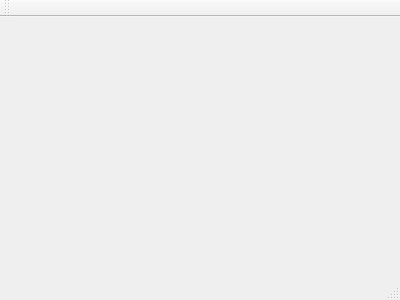
This is mainwindow.ui in gnyiri/process-monitor as Qt 5 draws it before an edit. The edited form follows.
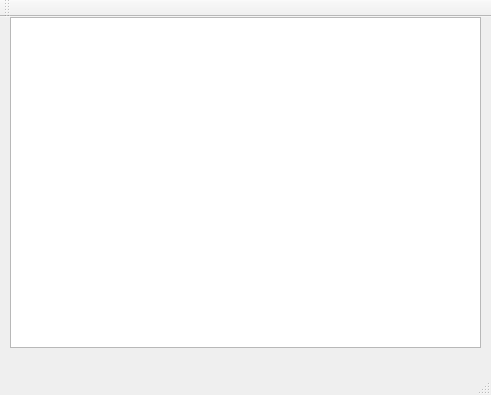
This is the edited form.

```diff
--- a/mainwindow.ui
+++ b/mainwindow.ui
@@ -1,24 +1,50 @@
 <ui version="4.0">
  <class>MainWindow</class>
- <widget class="QMainWindow" name="MainWindow" >
-  <property name="geometry" >
+ <widget class="QMainWindow" name="MainWindow">
+  <property name="geometry">
    <rect>
     <x>0</x>
     <y>0</y>
-    <width>400</width>
-    <height>300</height>
+    <width>491</width>
+    <height>395</height>
    </rect>
   </property>
   <property name="windowTitle" >
    <string>MainWindow</string>
   </property>
-  <widget class="QMenuBar" name="menuBar" />
-  <widget class="QToolBar" name="mainToolBar" />
-  <widget class="QWidget" name="centralWidget" />
-  <widget class="QStatusBar" name="statusBar" />
+  <widget class="QWidget" name="centralWidget">
+   <widget class="QTreeView" name="m_process_tree">
+    <property name="geometry">
+     <rect>
+      <x>10</x>
+      <y>0</y>
+      <width>471</width>
+      <height>331</height>
+     </rect>
+    </property>
+   </widget>
+  </widget>
+  <widget class="QMenuBar" name="menuBar">
+   <property name="geometry">
+    <rect>
+     <x>0</x>
+     <y>0</y>
+     <width>491</width>
+     <height>19</height>
+    </rect>
+   </property>
+  </widget>
+  <widget class="QToolBar" name="mainToolBar">
+   <attribute name="toolBarArea">
+    <enum>TopToolBarArea</enum>
+   </attribute>
+   <attribute name="toolBarBreak">
+    <bool>false</bool>
+   </attribute>
+  </widget>
+  <widget class="QStatusBar" name="statusBar"/>
  </widget>
- <layoutDefault spacing="6" margin="11" />
- <pixmapfunction></pixmapfunction>
+ <layoutdefault spacing="6" margin="11"/>
  <resources/>
  <connections/>
 </ui>
```
Left out of the diff: 3 changed lines with no effect on the pictures.
